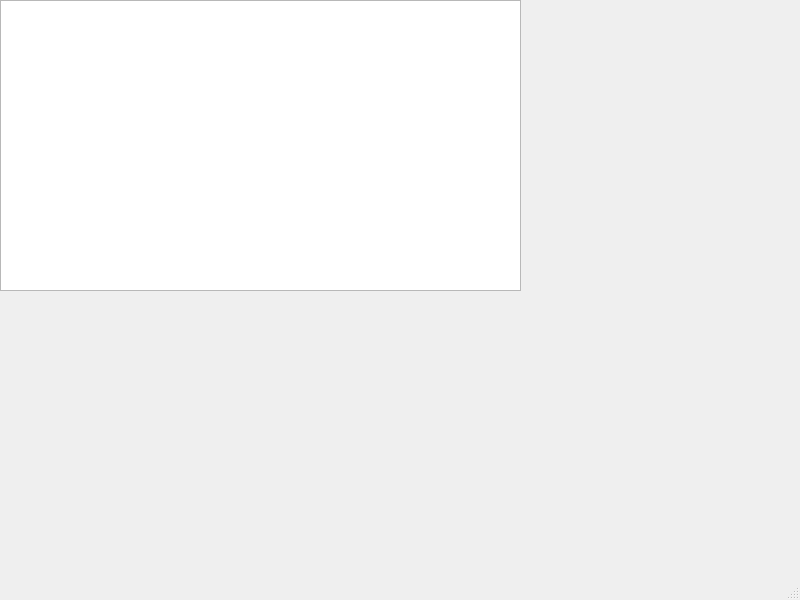
Qt form JUEGO/AW/mainwindow.ui (davidagudeloo/PROYECTO-FINAL) before a commit.
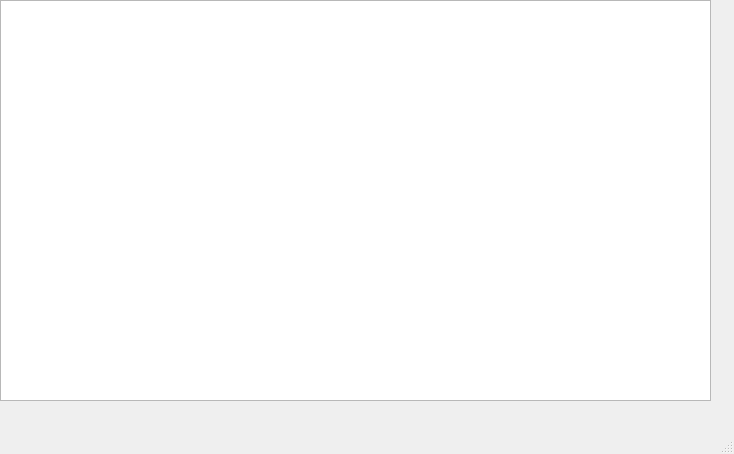
The same form after that commit.

Diff of the .ui file:
```diff
--- a/JUEGO/AW/mainwindow.ui
+++ b/JUEGO/AW/mainwindow.ui
@@ -6,8 +6,8 @@
    <rect>
     <x>0</x>
     <y>0</y>
-    <width>800</width>
-    <height>600</height>
+    <width>734</width>
+    <height>454</height>
    </rect>
   </property>
   <property name="windowTitle">
@@ -19,8 +19,8 @@
      <rect>
       <x>0</x>
       <y>0</y>
-      <width>521</width>
-      <height>291</height>
+      <width>711</width>
+      <height>401</height>
      </rect>
     </property>
    </widget>
```
Left out of the diff: 2 changed lines with no effect on the pictures.
